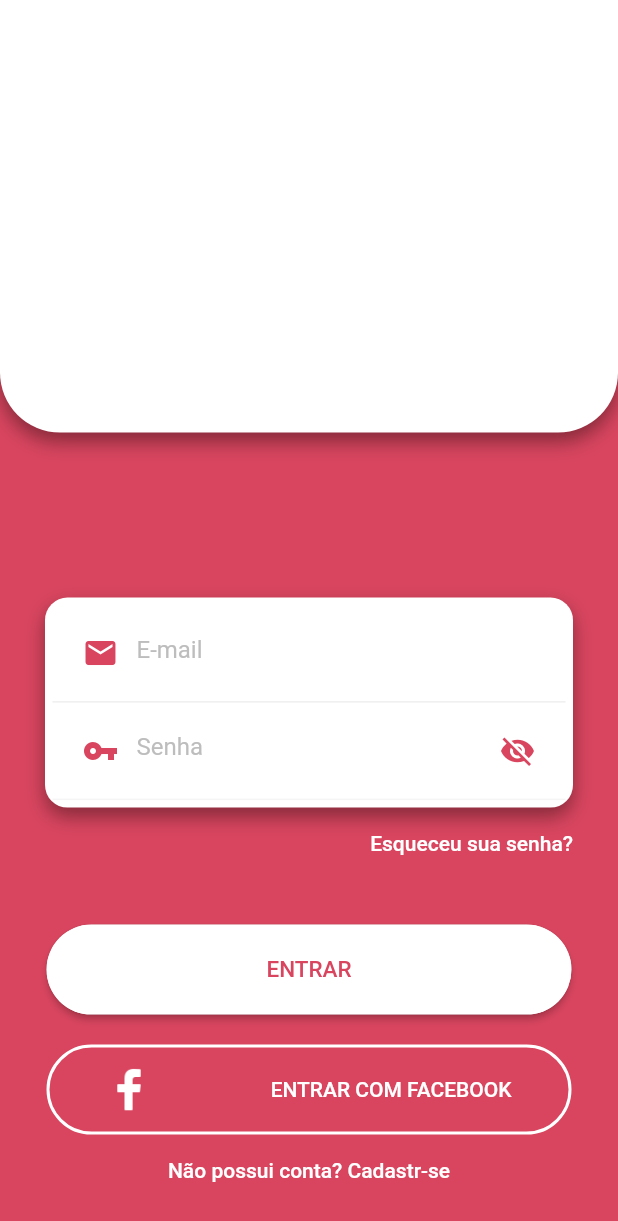
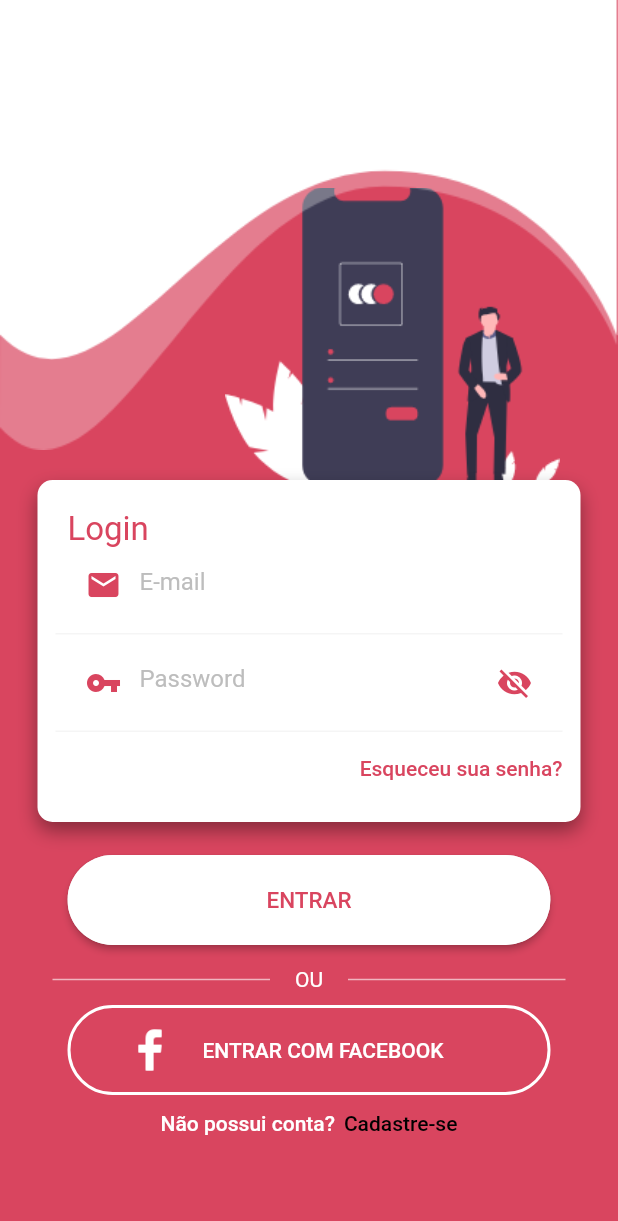
Before and after one commit to jpgSouza/food-delivery-flutter-app, a Flutter app: the LoginScreen screen opened directly, on a phone screen of 412 x 824 dp. Shown: the top 1221 px of the screen. Run offline on Flutter 3.47's test engine with Material 2 defaults, Android fonts, the phone set to English and light mode, and no system bars; our stand-ins replace carousel_pro, curved_navigation_bar, hexcolor.

Commit message:
New login Screen Implementation

```diff
--- a/lib/main.dart
+++ b/lib/main.dart
@@ -15,7 +15,7 @@ class MyApp extends StatelessWidget {
       theme: ThemeData(
         primaryColor: Hexcolor('#D9455F')
       ),
-      home: HomeScreen()
+      home: LoginScreen()
     );
   }
 }
--- a/lib/view/Screens/login_screen.dart
+++ b/lib/view/Screens/login_screen.dart
@@ -5,117 +5,146 @@ class LoginScreen extends StatelessWidget {
   @override
   Widget build(BuildContext context) {
     return Scaffold(
-      backgroundColor: Hexcolor('#D9455F'),
-      body: SafeArea(
-        child: Form(
-          child: ListView(
-            physics: AlwaysScrollableScrollPhysics(),
-            padding: EdgeInsets.zero,
+        backgroundColor: Theme.of(context).primaryColor,
+        body: Form(
+          child: SafeArea(
+              child: Container(
+            width: MediaQuery.of(context).size.width,
+            height: MediaQuery.of(context).size.height,
+            child: Stack(
               children: <Widget>[
-              Container(
-                child: Column(
-                  children: <Widget>[
-                    Container(
+                Positioned(
+                  top: 125.0,
+                  left: 150.0,
+                  child: Container(
+                    height: 200.0,
+                    child: Image(
+                      image: AssetImage("lib/view/images/background/login.png"),
+                      fit: BoxFit.fill,
+                    ),
+                  ),
+                ),
+                Positioned(
+                  child: Container(
+                    height: 300.0,
                     width: MediaQuery.of(context).size.width,
-                      height: MediaQuery.of(context).size.height * 0.35,
+                    child: Image(
+                      image: AssetImage(
+                          "lib/view/images/background/custom-shape-2.png"),
+                      fit: BoxFit.fill,
+                    ),
+                  ),
+                ),
+                Positioned(
+                  child: Container(
+                    width: MediaQuery.of(context).size.width,
+                    child: Image(
+                      image: AssetImage(
+                          "lib/view/images/background/custom-shape-1.png"),
+                      fit: BoxFit.fill,
+                    ),
+                  ),
+                ),
+                Positioned(
+                  top: 320.0,
+                  left: 25.0,
+                  right: 25.0,
+                  child: Container(
+                    alignment: Alignment.center,
+                    width: 369.0,
+                    height: 228.0,
+                    padding: EdgeInsets.all(12.0),
                     decoration: BoxDecoration(
                       color: Colors.white,
-                          borderRadius: BorderRadius.only(
-                              bottomLeft: Radius.circular(40.0),
-                              bottomRight: Radius.circular(40.0)),
+                      borderRadius: BorderRadius.circular(10.0),
                       boxShadow: [
                         BoxShadow(
                             color: Colors.black38,
                             blurRadius: 10.0,
                             offset: Offset(0, 6))
-                          ]),
+                      ],
                     ),
-                    SizedBox(
-                      height: 80.0,
-                    ),
-                    Padding(
-                      padding: EdgeInsets.all(30.0),
                     child: Column(
-                        children: <Widget>[
-                          Container(
-                            padding: EdgeInsets.all(5.0),
-                            decoration: BoxDecoration(
-                                color: Colors.white,
-                                borderRadius: BorderRadius.circular(15.0),
-                                boxShadow: [
-                                  BoxShadow(
-                                      color: Colors.black38,
-                                      blurRadius: 10.0,
-                                      offset: Offset(0, 6)),
-                                ]),
-                            child: Column(
+                      crossAxisAlignment: CrossAxisAlignment.start,
                       children: <Widget>[
                         Container(
                             padding: EdgeInsets.all(8.0),
                             decoration: BoxDecoration(
                                 border: Border(
-                                          bottom: BorderSide(
-                                              color: Colors.grey[200]))),
-                                  child: TextFormField(
+                                    bottom:
+                                        BorderSide(color: Colors.grey[100]))),
+                            child: Column(
+                              crossAxisAlignment: CrossAxisAlignment.start,
+                              children: <Widget>[
+                                Text(
+                                  "Login",
+                                  style: TextStyle(
+                                      color: Theme.of(context).primaryColor,
+                                      fontSize: 22.0),
+                                ),
+                                TextFormField(
                                   style: TextStyle(color: Colors.black),
                                   keyboardType: TextInputType.emailAddress,
                                   decoration: InputDecoration(
                                       border: InputBorder.none,
-                                        prefixIcon: Icon(
-                                          Icons.email,
-                                          color: Hexcolor('#D9455F'),
-                                        ),
+                                      prefixIcon: Icon(Icons.email,
+                                          color:
+                                              Theme.of(context).primaryColor),
                                       hintText: "E-mail",
                                       hintStyle:
                                           TextStyle(color: Colors.grey[400])),
                                 ),
-                                ),
+                              ],
+                            )),
                         Container(
                             padding: EdgeInsets.all(8.0),
                             decoration: BoxDecoration(
                                 border: Border(
-                                          bottom: BorderSide(
-                                              color: Colors.grey[100]))),
+                                    bottom:
+                                        BorderSide(color: Colors.grey[100]))),
                             child: TextFormField(
+                              obscureText: true,
                               style: TextStyle(color: Colors.black),
-                                    obscureText: true,
                               decoration: InputDecoration(
                                 border: InputBorder.none,
-                                      prefixIcon: Icon(
-                                        Icons.vpn_key,
-                                        color: Hexcolor('#D9455F'),
-                                      ),
-                                      hintText: "Senha",
-                                      hintStyle:
-                                          TextStyle(color: Colors.grey[400]),
+                                prefixIcon: Icon(Icons.vpn_key,
+                                    color: Theme.of(context).primaryColor),
+                                hintText: "Password",
+                                hintStyle: TextStyle(color: Colors.grey[400]),
                                 suffixIcon: IconButton(
                                   onPressed: () {},
                                   icon: Icon(
                                     Icons.visibility_off,
-                                          color: Hexcolor('#D9455F'),
+                                    color: Theme.of(context).primaryColor,
                                   ),
                                 ),
+                              ),
+                            )),
+                        Align(
+                          alignment: Alignment.centerRight,
+                          child: FlatButton(
+                            padding: EdgeInsets.zero,
+                            onPressed: () {},
+                            child: Text(
+                              "Esqueceu sua senha?",
+                              textAlign: TextAlign.right,
+                              style: TextStyle(
+                                  color: Theme.of(context).primaryColor),
                             ),
                           ),
                         ),
                       ],
                     ),
                   ),
-                          Align(
-                            alignment: Alignment.centerRight,
-                            child: FlatButton(
-                              onPressed: () {},
-                              padding: EdgeInsets.zero,
-                              child: Text(
-                                "Esqueceu sua senha?",
-                                style: TextStyle(color: Colors.white),
                 ),
-                            ),
-                          ),
-                          SizedBox(
-                            height: 30.0,
-                          ),
-                          RaisedButton(
+                Positioned(
+                    top: 570.0,
+                    left: 45.0,
+                    right: 45.0,
+                    child: Container(
+                      height: 60.0,
+                      alignment: Alignment.center,
+                      child: RaisedButton(
                         onPressed: () {},
                         shape: RoundedRectangleBorder(
                             borderRadius: BorderRadius.circular(40.0)),
@@ -138,21 +167,49 @@ class LoginScreen extends StatelessWidget {
                               ),
                             )),
                       ),
-                          SizedBox(
-                            height: 20.0,
+                    )),
+                Positioned(
+                    top: 645.0,
+                    left: 35.0,
+                    right: 35.0,
+                    child: Container(
+                      alignment: Alignment.center,
+                      child: Row(
+                        mainAxisAlignment: MainAxisAlignment.spaceBetween,
+                        children: <Widget>[
+                          Container(
+                            color: Colors.white60,
+                            width: 145,
+                            height: 1,
+                          ),
+                          Text(
+                            "OU",
+                            style: TextStyle(color: Colors.white),
                           ),
                           Container(
-                            constraints: BoxConstraints(
-                                maxWidth: 350.0, minHeight: 60.0),
-                            child: new OutlineButton(
-                                padding:
-                                    EdgeInsets.only(left: 40.0, right: 40.0),
+                            color: Colors.white60,
+                            width: 145,
+                            height: 1,
+                          ),
+                        ],
+                      ),
+                    )),
+                Positioned(
+                    top: 670.0,
+                    left: 45.0,
+                    right: 45.0,
+                    child: Container(
+                      height: 60.0,
+                      alignment: Alignment.center,
+                      child: Container(
+                        constraints:
+                            BoxConstraints(maxWidth: 350.0, minHeight: 60.0),
+                        child:OutlineButton(
+                            padding: EdgeInsets.only(left: 40.0, right: 40.0),
                             color: Color.fromARGB(255, 217, 69, 65),
                             child: Tab(
                               icon: Container(
                                 child: Row(
-                                      mainAxisAlignment:
-                                          MainAxisAlignment.spaceBetween,
                                   children: <Widget>[
                                     Image(
                                       image: AssetImage(
@@ -160,9 +217,13 @@ class LoginScreen extends StatelessWidget {
                                       color: Colors.white,
                                       height: 30.0,
                                     ),
+                                    SizedBox(
+                                      width: 20.0,
+                                    ),
                                     Text(
                                       "ENTRAR COM FACEBOOK",
-                                          style: TextStyle(color: Colors.white),
+                                      textAlign: TextAlign.center,
+                                      style: TextStyle(color: Colors.white,),
                                     )
                                   ],
                                 ),
@@ -173,29 +234,38 @@ class LoginScreen extends StatelessWidget {
                             shape: StadiumBorder(),
                             onPressed: () {}),
                       ),
-                          Align(
+                    )),
+                Positioned(
+                  top: 725.0,
+                  left: 45.0,
+                  right: 45.0,
+                  child: Align(
                     alignment: Alignment.center,
                     child: FlatButton(
                         padding: EdgeInsets.zero,
                         child: FlatButton(
                           onPressed: () {},
                           padding: EdgeInsets.zero,
-                                  child: Text(
-                                    "Não possui conta? Cadastr-se",
+                          child: Row(
+                            mainAxisAlignment: MainAxisAlignment.center,
+                            children: <Widget>[
+                              Text(
+                                "Não possui conta?",
                                 style: TextStyle(color: Colors.white),
                               ),
+                              SizedBox(width: 6.0,),
+                              Text(
+                                "Cadastre-se",
+                                style: TextStyle(color: Colors.black),
+                              ),
+                            ],
+                          )
                         )),
-                          )
-                        ],
                   ),
                 )
               ],
             ),
-              ),
-            ],
-          ),
-        ),
-      ),
-    );
+          )),
+        ));
   }
 }
```
Also changed, not shown: lib/view/images/background/custom-shape-1.png (added), lib/view/images/background/custom-shape-2.png (added), lib/view/images/background/login.png (added). Lines whose indentation alone changed are shown as unchanged.
